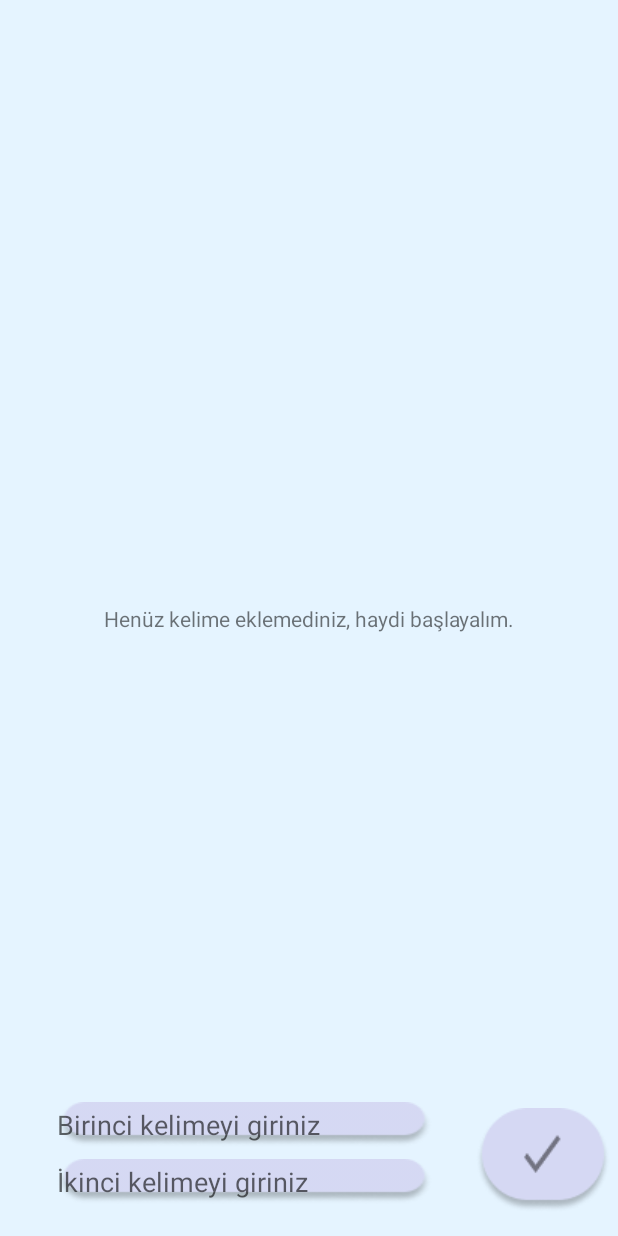
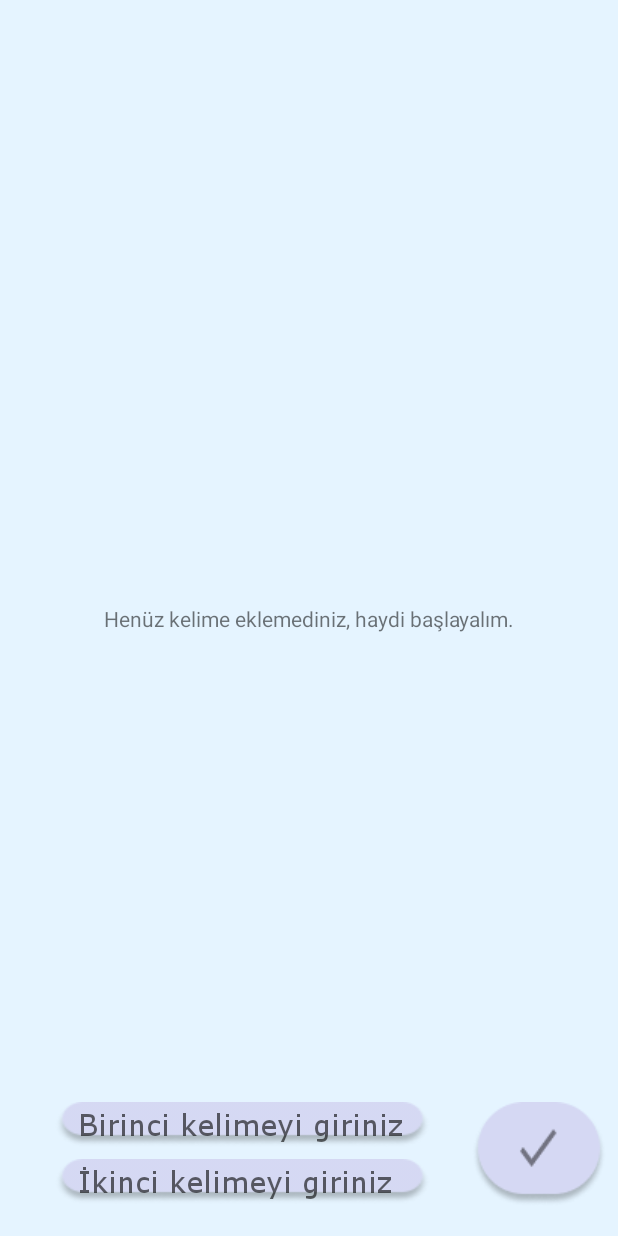
Before and after one commit to kuscuhasann/MyDictionary, an Android app: the layout fragment_my_dictionary.xml on its own in the app's theme, with its tools: preview values and no code run, on a phone screen of 412 x 824 dp. Run offline under Robolectric (Android 15) with nearby library versions, the phone set to English and light mode, and no system bars.

Commit message:
Remastered EditText

```diff
--- a/app/src/main/java/com/pakt_games/mydictionary/ui/view/MyDictionaryFragment.kt
+++ b/app/src/main/java/com/pakt_games/mydictionary/ui/view/MyDictionaryFragment.kt
@@ -18,7 +18,7 @@ class MyDictionaryFragment : BaseFragment<MyDictionaryViewModel, FragmentMyDicti
 
 
     override fun layoutActions() {
-        // some actions
+        dataBinding.editTextKey.requestFocus()
     }
 
     override fun dependecyInversion() {
--- a/app/src/main/res/layout/fragment_my_dictionary.xml
+++ b/app/src/main/res/layout/fragment_my_dictionary.xml
@@ -1,6 +1,7 @@
 <?xml version="1.0" encoding="utf-8"?>
 
-<layout xmlns:android="http://schemas.android.com/apk/res/android"
+<layout
+    xmlns:android="http://schemas.android.com/apk/res/android"
     xmlns:app="http://schemas.android.com/apk/res-auto"
     xmlns:tools="http://schemas.android.com/tools">
 
@@ -23,8 +24,8 @@
             android:id="@+id/appCompatButtonAddWord"
             android:layout_width="wrap_content"
             android:layout_height="wrap_content"
-            android:layout_marginEnd="@dimen/five_point"
-            android:layout_marginBottom="@dimen/sixteen_point"
+            android:layout_marginEnd="8dp"
+            android:layout_marginBottom="20dp"
             android:background="@drawable/button_word_add"
             app:layout_constraintBottom_toBottomOf="parent"
             app:layout_constraintEnd_toEndOf="parent" />
@@ -36,7 +37,12 @@
             android:layout_marginStart="@dimen/eight_point"
             android:layout_marginBottom="@dimen/twenty_one_point"
             android:background="@drawable/edt_background"
+            android:paddingStart="15dp"
+            android:paddingEnd="15dp"
             android:hint="@string/secondary_value"
+            android:textSize="@dimen/nineteen_text_size"
+            android:fontFamily="@font/verdana_font"
+            android:textColor="@color/text_size_black"
             app:layout_constraintBottom_toBottomOf="parent"
             app:layout_constraintEnd_toStartOf="@+id/appCompatButtonAddWord"
             app:layout_constraintStart_toStartOf="parent" />
@@ -47,10 +53,15 @@
             android:layout_height="wrap_content"
             android:layout_marginBottom="@dimen/eight_point"
             android:background="@drawable/edt_background"
+            android:paddingStart="15dp"
+            android:paddingEnd="15dp"
             android:enabled="true"
             android:focusable="true"
             android:focusableInTouchMode="true"
             android:hint="@string/primary_key"
+            android:textSize="@dimen/nineteen_text_size"
+            android:fontFamily="@font/verdana_font"
+            android:textColor="@color/text_size_black"
             app:layout_constraintBottom_toTopOf="@+id/editTextValue"
             app:layout_constraintEnd_toEndOf="@+id/editTextValue"
             app:layout_constraintStart_toStartOf="@+id/editTextValue" />
--- a/app/src/main/res/layout/recylerview_item.xml
+++ b/app/src/main/res/layout/recylerview_item.xml
@@ -34,6 +34,9 @@
         android:layout_width="wrap_content"
         android:layout_height="wrap_content"
         tools:text="Lemon-Limon"
+        android:textSize="@dimen/twenty_three_text_size"
+        android:textColor="@color/text_size_black"
+        android:fontFamily="@font/gabriola_font"
         app:layout_constraintBottom_toBottomOf="@+id/imageViewBackGround"
         app:layout_constraintStart_toEndOf="@+id/imageViewRightArrow"
         app:layout_constraintTop_toTopOf="parent"
--- a/app/src/main/res/values/colors.xml
+++ b/app/src/main/res/values/colors.xml
@@ -8,9 +8,12 @@
     <color name="black">#FF000000</color>
     <color name="white">#FFFFFFFF</color>
 
-    // Project Colors
+    <!-- Project Color -->
     <color name="my_dictionary_purple">#1B2DCD</color>
     <color name="my_dictionary_lilac">#A383CD</color>
     <color name="my_dictionary_blue">#260797FF</color>
     <color name="my_dictionary_light_blue">#1A0797FF</color>
+
+    <!-- Font Colors -->
+    <color name="text_size_black">#000000</color>
 </resources>
--- a/app/src/main/res/values/dimen.xml
+++ b/app/src/main/res/values/dimen.xml
@@ -7,4 +7,8 @@
     <dimen name="twenty_one_point">21dp</dimen>
     <dimen name="twenty_five_point">25dp</dimen>
     <dimen name="two_hundred_fifty_point">250dp</dimen>
+
+    <!-- Text Size -->
+    <dimen name="twenty_three_text_size">23sp</dimen>
+    <dimen name="nineteen_text_size">19sp</dimen>
 </resources>
```
Also changed, not shown: app/src/main/res/font/verdana_font.ttf (added), 1 other file.
